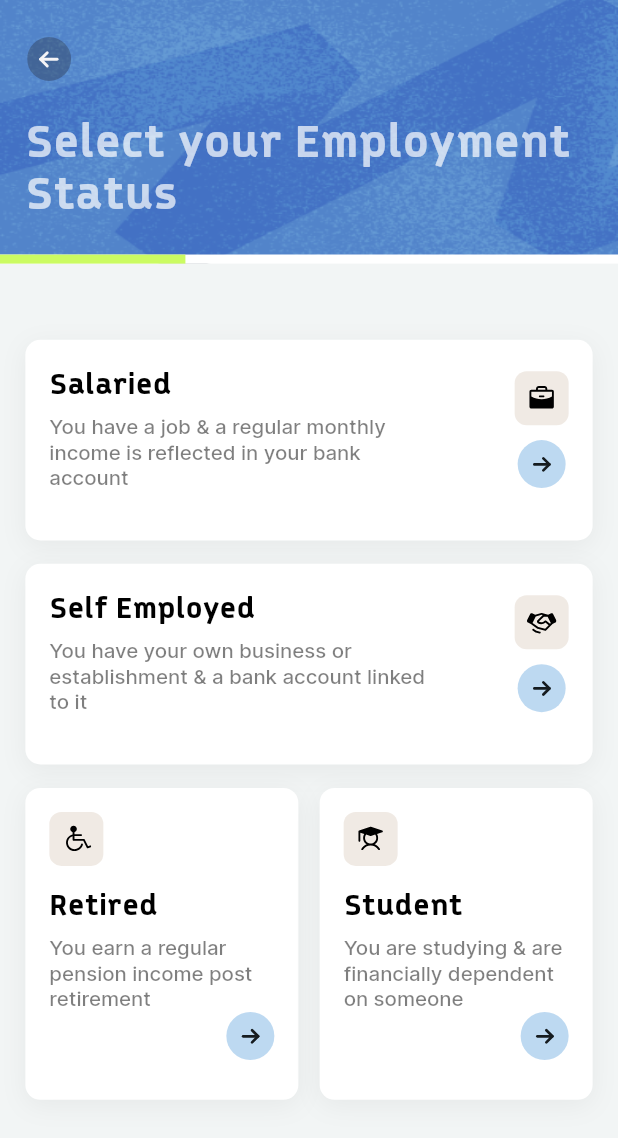
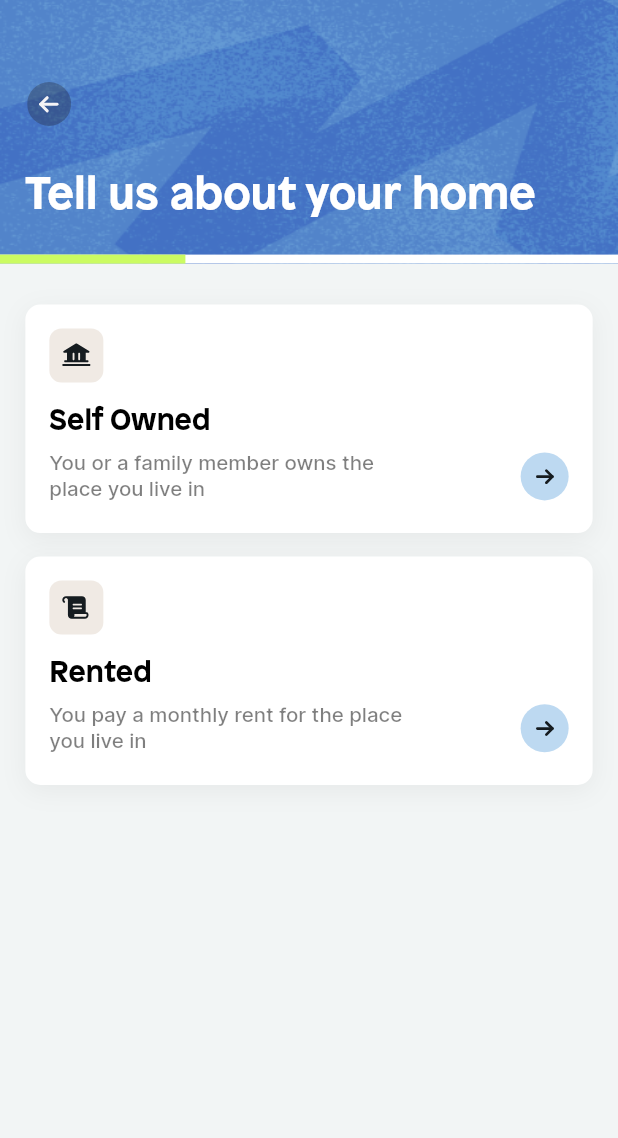
Before and after one commit to dhruvd-grappus/wizr, a Flutter app: the screen it shows after launch, on a phone screen of 412 x 824 dp. Shown: the top 1138 px of the screen. Run offline on Flutter 3.47's test engine with Material 2 defaults, Android fonts, the phone set to English and light mode, and no system bars; our stand-ins replace bloc, dio, flutter_svg, go_router; missing offline and left inert: simple_ripple_animation; generated files the repository leaves out were written again.

Commit message:
feat(*): Add address/property type select page

```diff
--- a/lib/core/l10n/arb/app_en.arb
+++ b/lib/core/l10n/arb/app_en.arb
@@ -39,6 +39,12 @@
     "pan":"PAN",
     "borrowerDetails":"Co-borrower details",
     "professional":"Professional",
-    "nonProfessional":"Non Professional"
+    "nonProfessional":"Non Professional",
+    "tellAboutHome":"Tell us about your home",
+    "selfOwned":"Self Owned",
+    "selfOwnedDescription":"You or a family member owns the place you live in",
+    "rented":"Rented",
+    "rentedDescription":"You pay a monthly rent for the place you live in",
+    "monthlyRent":"Monthly Rent"
 
 }
--- a/lib/core/navigation/go_router_config.dart
+++ b/lib/core/navigation/go_router_config.dart
@@ -1,19 +1,27 @@
 import 'package:go_router/go_router.dart';
+import 'package:wizr/views/kyc/address/kyc_home_type_page.dart';
+import 'package:wizr/views/kyc/address/kyc_manual_address_page.dart';
 import 'package:wizr/views/kyc/employee/kyc_employee_page.dart';
-import 'package:wizr/views/kyc/kyc_address_page.dart';
 
 class RouteNames {
-  static const kycAddressPage = 'kyc-address';
+  static const kycManualAddressPage = 'kyc-manual-address';
   static const kycEmployeePage = 'kyc-employee';
+  static const kycHomeTypePage = 'kyc-home-type';
 }
 
 // GoRouter configuration
 final router = GoRouter(
+  initialLocation: '/${RouteNames.kycHomeTypePage}',
   routes: [
     GoRoute(
-      name: RouteNames.kycAddressPage,
-      path: '/${RouteNames.kycAddressPage}',
-      builder: (context, state) => const KycAddressPage(),
+      name: RouteNames.kycManualAddressPage,
+      path: '/${RouteNames.kycManualAddressPage}',
+      builder: (context, state) => const KycManualAddressPage(),
+    ),
+    GoRoute(
+      name: RouteNames.kycHomeTypePage,
+      path: '/${RouteNames.kycHomeTypePage}',
+      builder: (context, state) => KycHomeTypePage(),
     ),
     GoRoute(
       name: RouteNames.kycEmployeePage,
--- a/lib/core/utils/asset_paths.dart
+++ b/lib/core/utils/asset_paths.dart
@@ -18,4 +18,6 @@ class AssetIcons {
   static const String self = '${iconBasePath}ic_self.svg';
   static const String retired = '${iconBasePath}ic_retired.svg';
   static const String student = '${iconBasePath}ic_student.svg';
+  static const String bank = '${iconBasePath}ic_bank.svg';
+  static const String scroll = '${iconBasePath}ic_scroll.svg';
 }
--- /dev/null
+++ b/lib/views/kyc/address/kyc_home_type_page.dart
@@ -0,0 +1,121 @@
+import 'package:flutter/material.dart';
+import 'package:wizr/core/l10n/l10n.dart';
+import 'package:wizr/core/theme/app_colors.dart';
+import 'package:wizr/core/utils/asset_paths.dart';
+import 'package:wizr/core/utils/responsive_utils.dart';
+import 'package:wizr/core/widgets/buttons.dart';
+import 'package:wizr/views/kyc/widgets/form_field.dart';
+import 'package:wizr/views/kyc/widgets/kyc_card.dart';
+import 'package:wizr/views/kyc/widgets/kyc_header_with_title.dart';
+
+enum PropertyType {
+  self(AssetIcons.bank),
+  rented(AssetIcons.scroll);
+
+  const PropertyType(this.icon);
+  final String icon;
+}
+
+extension PropTypeUtil on PropertyType {
+  String title(BuildContext context) {
+    switch (this) {
+      case PropertyType.self:
+        return context.l10n.selfOwned;
+      case PropertyType.rented:
+        return context.l10n.rented;
+    }
+  }
+
+  String description(BuildContext context) {
+    switch (this) {
+      case PropertyType.self:
+        return context.l10n.selfOwnedDescription;
+      case PropertyType.rented:
+        return context.l10n.rentedDescription;
+    }
+  }
+}
+
+class KycHomeTypePage extends StatelessWidget {
+  KycHomeTypePage({super.key});
+  final ValueNotifier<bool> isRented = ValueNotifier(false);
+  @override
+  Widget build(BuildContext context) {
+    return SafeArea(
+      bottom: false,
+      top: false,
+      child: Scaffold(
+        bottomSheet: ValueListenableBuilder(
+          valueListenable: isRented,
+          builder: (context, rented, __) {
+            return rented
+                ? Container(
+                    color: Colors.white,
+                    width: context.screenWidth,
+                    child: PrimaryButton(
+                      label: context.l10n.confirm,
+                      active: false,
+                      onTap: () {
+                        // TODO(dhruv): navigate to addresses page
+                      },
+                    ),
+                  )
+                : const SizedBox();
+          },
+        ),
+        resizeToAvoidBottomInset: true,
+        backgroundColor: AppColors.offWhiteBackground,
+        body: Column(
+          crossAxisAlignment: CrossAxisAlignment.start,
+          children: [
+            KycHeaderWithTitle(title: context.l10n.tellAboutHome),
+            SizedBox(
+              height: 28.toResponsiveHeight(context),
+            ),
+            ValueListenableBuilder(
+              valueListenable: isRented,
+              builder: (_, rented, __) {
+                return rented
+                    ? Container(
+                        margin: const EdgeInsets.symmetric(horizontal: 16)
+                            .responsive(context),
+                        child: KycFormField(
+                          controller: TextEditingController(),
+                          label: context.l10n.monthlyRent,
+                        ),
+                      )
+                    : Column(
+                        children: PropertyType.values
+                            .map(
+                              (e) => Container(
+                                margin:
+                                    const EdgeInsets.symmetric(horizontal: 16)
+                                        .copyWith(bottom: 16)
+                                        .responsive(context),
+                                child: KycCard(
+                                  title: e.title(context),
+                                  height: 156.toResponsiveHeight(context),
+                                  cardType: KycCardType.iconTitle,
+                                  iconPath: e.icon,
+                                  onTap: () {
+                                    if (e == PropertyType.rented) {
+                                      isRented.value = true;
+                                      return;
+                                    }
+                                    isRented.value = false;
+                                    // TODO(dhruv): navigate to addresses page
+                                  },
+                                  bodyText: e.description(context),
+                                ),
+                              ),
+                            )
+                            .toList(),
+                      );
+              },
+            ),
+          ],
+        ),
+      ),
+    );
+  }
+}
--- a/lib/views/kyc/widgets/kyc_card.dart
+++ b/lib/views/kyc/widgets/kyc_card.dart
@@ -96,11 +96,7 @@ class KycCard extends StatelessWidget {
                 bodyWidget: bodyWidget,
                 bodyText: bodyText,
               ),
-            if (isHalfCard ||
-                cardType != KycCardType.timeLineCard &&
-                    cardType != KycCardType.fullCard)
-              const ForwardCardButton(),
-            if (cardType == KycCardType.iconTitle) const ForwardCardButton(),
+            if (isHalfCard) const ForwardCardButton(),
           ],
         ),
       ),
@@ -137,6 +133,9 @@ class KycCardContentBody extends StatelessWidget {
         if (bodyWidget != null)
           bodyWidget!
         else
+          Row(
+            mainAxisAlignment: MainAxisAlignment.spaceBetween,
+            children: [
               Container(
                 constraints:
                     BoxConstraints(maxWidth: 240.toResponsiveWidth(context)),
@@ -146,6 +145,9 @@ class KycCardContentBody extends StatelessWidget {
                   style: context.textTheme.bodyMedium?.opacity50
                       .responsiveFont(context),
                 ),
+              ),
+              if (cardType == KycCardType.iconTitle) const ForwardCardButton(),
+            ],
           ),
       ],
     );
--- a/lib/views/kyc/widgets/kyc_header_with_title.dart
+++ b/lib/views/kyc/widgets/kyc_header_with_title.dart
@@ -27,8 +27,7 @@ class KycHeaderWithTitle extends StatelessWidget {
       child: Stack(
         children: [
           Positioned(
-            height: 190.toResponsiveHeight(context) +
-                statusBarHeight.toResponsiveHeight(context),
+            height: 200.toResponsiveHeight(context) + statusBarHeight,
             width: context.screenWidth,
             child: Image.asset(
               AssetImages.kycHeaderBackgroundPng,
@@ -36,7 +35,7 @@ class KycHeaderWithTitle extends StatelessWidget {
             ),
           ),
           Positioned(
-            bottom: 28.toResponsiveHeight(context),
+            top: 56.toResponsiveHeight(context),
             child: Container(
               margin: const EdgeInsets.only(left: 16).responsive(context),
               child: Column(
--- a/pubspec.yaml
+++ b/pubspec.yaml
@@ -42,8 +42,9 @@ flutter:
   fonts:
     - family: Patron
       fonts:
-        - asset: assets/fonts/Patron-Bold.ttf
+        - asset: assets/fonts/Patron-Bold.otf
           weight: 700
+
     - family: Inter
       fonts:
         - asset: assets/fonts/Inter-Regular.ttf
```
Also changed, not shown: lib/core/theme/typography/text_styles.dart (+5 -2 lines), lib/core/widgets/buttons.dart (+12 -2 lines), lib/views/kyc/address/kyc_manual_address_page.dart (renamed from lib/views/kyc/kyc_address_page.dart, +4 -4 lines), assets/fonts/Patron-Bold.otf (added), assets/fonts/Patron-Bold.ttf (deleted), assets/fonts/Patron-Medium.otf (added), assets/fonts/Patron-Regular.otf (added), assets/icons/ic_bank.svg (added), assets/icons/ic_scroll.svg (added), 1 other file. Lines whose indentation alone changed are shown as unchanged.
